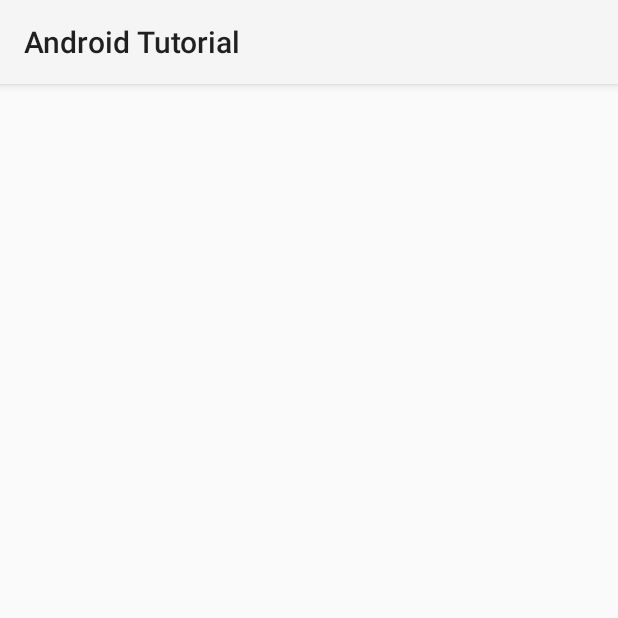
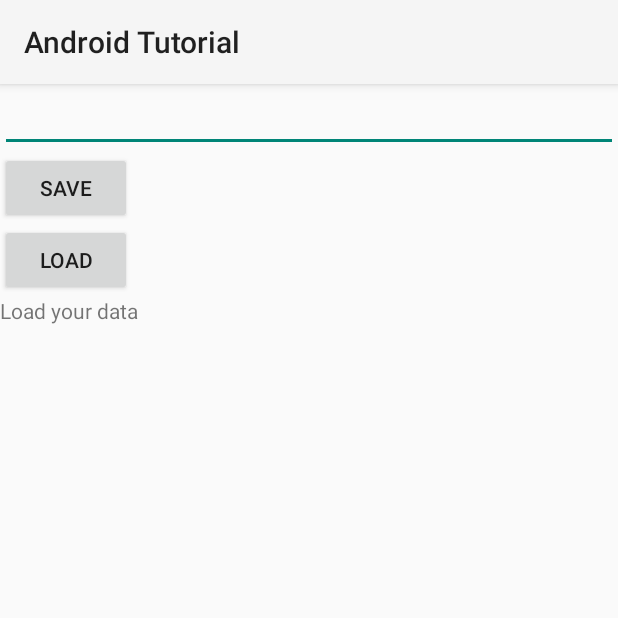
Before and after one commit to BullShark/AndroidTutorial, an Android app: the SharedPrefs screen opened directly, with no data from a screen before it, on a phone screen of 412 x 824 dp, the top half of it. Run offline under Robolectric (Android 15) with nearby library versions, the light colour scheme and no system bars; 2 statements that could not run were skipped.

Commit message:
Completed Video Tutorial 97
SharedPreferences loading data from key/value

```diff
--- a/app/src/main/java/ch/expectusafterlun/androidtutorial/SharedPrefs.java
+++ b/app/src/main/java/ch/expectusafterlun/androidtutorial/SharedPrefs.java
@@ -41,7 +41,9 @@ public class SharedPrefs extends AppCompatActivity {
                 editor.apply();
                 break;
             case R.id.bLoad:
-
+                prefs = getSharedPreferences(FILENAME, 0);
+                String results = prefs.getString("shared", "Couldn't load data!");
+                dataResult.setText(results);
                 break;
             default:
                 throw new IllegalStateException("Unexpected value: " + v.getId());
--- a/app/src/main/res/layout/sharedpreferences.xml
+++ b/app/src/main/res/layout/sharedpreferences.xml
@@ -1,9 +1,34 @@
 <?xml version="1.0" encoding="utf-8"?>
-<androidx.constraintlayout.widget.ConstraintLayout xmlns:android="http://schemas.android.com/apk/res/android"
-    xmlns:app="http://schemas.android.com/apk/res-auto"
-    xmlns:tools="http://schemas.android.com/tools"
+<LinearLayout xmlns:android="http://schemas.android.com/apk/res/android"
+android:layout_width="match_parent"
+android:layout_height="match_parent"
+android:orientation="vertical" >
+
+<EditText
+    android:id="@+id/etSharedPrefs"
     android:layout_width="match_parent"
-    android:layout_height="match_parent"
-    tools:context=".SharedPrefs">
+    android:layout_height="wrap_content"
+    android:ems="10" >
 
-</androidx.constraintlayout.widget.ConstraintLayout>
+    <requestFocus />
+</EditText>
+
+<Button
+    android:id="@+id/bSave"
+    android:layout_width="wrap_content"
+    android:layout_height="wrap_content"
+    android:text="@string/save" />
+
+<Button
+    android:id="@+id/bLoad"
+    android:layout_width="wrap_content"
+    android:layout_height="wrap_content"
+    android:text="@string/load" />
+
+<TextView
+    android:id="@+id/tvLoadSharedPreferences"
+    android:layout_width="wrap_content"
+    android:layout_height="wrap_content"
+    android:text="@string/load_your_data" />
+
+</LinearLayout>
--- a/app/src/main/res/values/strings.xml
+++ b/app/src/main/res/values/strings.xml
@@ -11,5 +11,8 @@
     <string name="tb_pass_text">Try Command</string>
     <string name="flipper_4">Flipper 3</string>
     <string name="flipper_3">Flipper 3</string>
+    <string name="save">Save</string>
+    <string name="load">Load</string>
+    <string name="load_your_data">Load your data</string>
 
 </resources>
```
